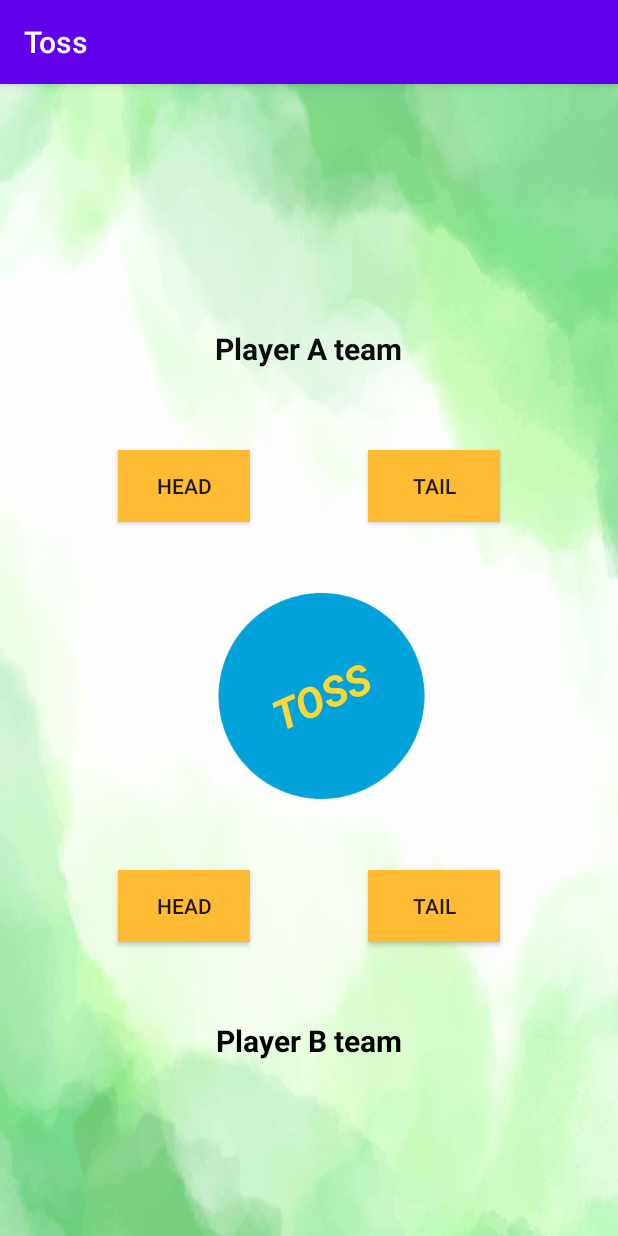
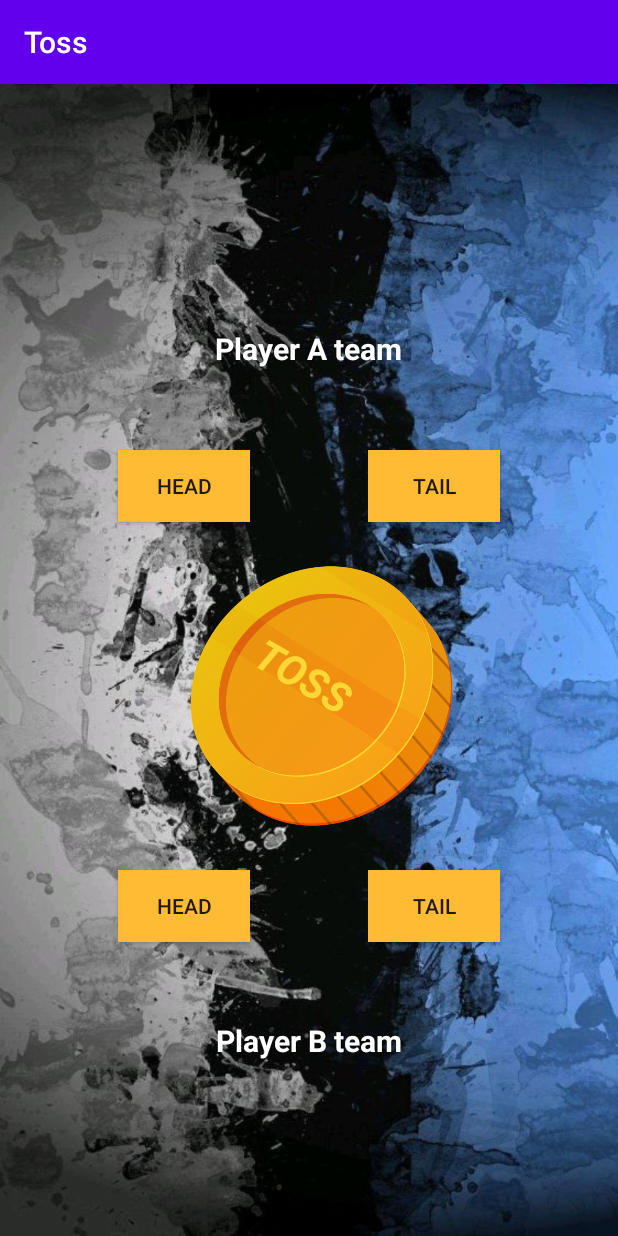
Before and after one commit to bn-sharath/Toss, an Android app: the screen it shows after launch (MainActivity), on a phone screen of 412 x 824 dp. Run offline under Robolectric (Android 15) with nearby library versions, the light colour scheme and no system bars; Roboto replaces fonts that are not available here.

Commit message:
all major functionality has done,small works remaining

```diff
--- a/app/src/main/res/layout/activity_main.xml
+++ b/app/src/main/res/layout/activity_main.xml
@@ -5,7 +5,7 @@
     android:id="@+id/backg"
     android:layout_width="match_parent"
     android:layout_height="match_parent"
-    android:background="@drawable/background"
+    android:background="@drawable/background1"
     tools:context=".MainActivity">
 
     <ImageView
@@ -19,7 +19,7 @@
         app:layout_constraintStart_toStartOf="@+id/ahead"
         app:layout_constraintTop_toTopOf="parent"
         app:layout_constraintVertical_bias="0.545"
-        app:srcCompat="@drawable/coin1" />
+        app:srcCompat="@drawable/coin2" />
 
     <Button
         android:id="@+id/ahead"
@@ -79,7 +79,7 @@
         android:layout_height="wrap_content"
         android:fontFamily="@font/adamina"
         android:text="@string/palyerA"
-        android:textColor="#0C0C0C"
+        android:textColor="#FFFFFF"
         android:textSize="20sp"
         android:textStyle="bold"
         app:layout_constraintBottom_toTopOf="@+id/coin"
@@ -95,7 +95,7 @@
         android:layout_height="wrap_content"
         android:fontFamily="@font/adamina"
         android:text="@string/palyerB"
-        android:textColor="#000000"
+        android:textColor="#FFFFFF"
         android:textSize="20sp"
         android:textStyle="bold"
         app:layout_constraintBottom_toBottomOf="parent"
@@ -106,8 +106,8 @@
 
     <TextView
         android:id="@+id/tossing"
-        android:layout_width="0dp"
-        android:layout_height="0dp"
+        android:layout_width="86dp"
+        android:layout_height="55dp"
         android:fontFamily="@font/aldrich"
         android:gravity="center"
         android:padding="2dp"
@@ -115,20 +115,23 @@
         android:paddingTop="2dp"
         android:paddingEnd="2dp"
         android:paddingRight="2dp"
-        android:rotation="-24"
+        android:rotation="30"
         android:text="@string/image_text"
         android:textColor="#FDD835"
         android:textSize="28sp"
         android:textStyle="bold|italic"
         app:layout_constraintBottom_toBottomOf="@+id/coin"
         app:layout_constraintEnd_toEndOf="@+id/coin"
+        app:layout_constraintHorizontal_bias="0.421"
         app:layout_constraintStart_toStartOf="@+id/coin"
-        app:layout_constraintTop_toTopOf="@+id/coin" />
+        app:layout_constraintTop_toTopOf="@+id/coin"
+        app:layout_constraintVertical_bias="0.423" />
 
     <TextView
         android:id="@+id/result_a"
         android:layout_width="wrap_content"
         android:layout_height="wrap_content"
+        android:textSize="24sp"
         app:layout_constraintBottom_toTopOf="@+id/player_a"
         app:layout_constraintEnd_toEndOf="parent"
         app:layout_constraintHorizontal_bias="0.5"
@@ -139,6 +142,7 @@
         android:id="@+id/result_b"
         android:layout_width="wrap_content"
         android:layout_height="wrap_content"
+        android:textSize="24sp"
         app:layout_constraintBottom_toBottomOf="parent"
         app:layout_constraintEnd_toEndOf="parent"
         app:layout_constraintHorizontal_bias="0.5"
```
Also changed, not shown: app/src/main/java/com/sharathbn2001gmail/toss/MainActivity.java (+129 -59 lines), app/src/main/res/drawable/background1.jpg (added), app/src/main/res/drawable/coin2.png (added).
